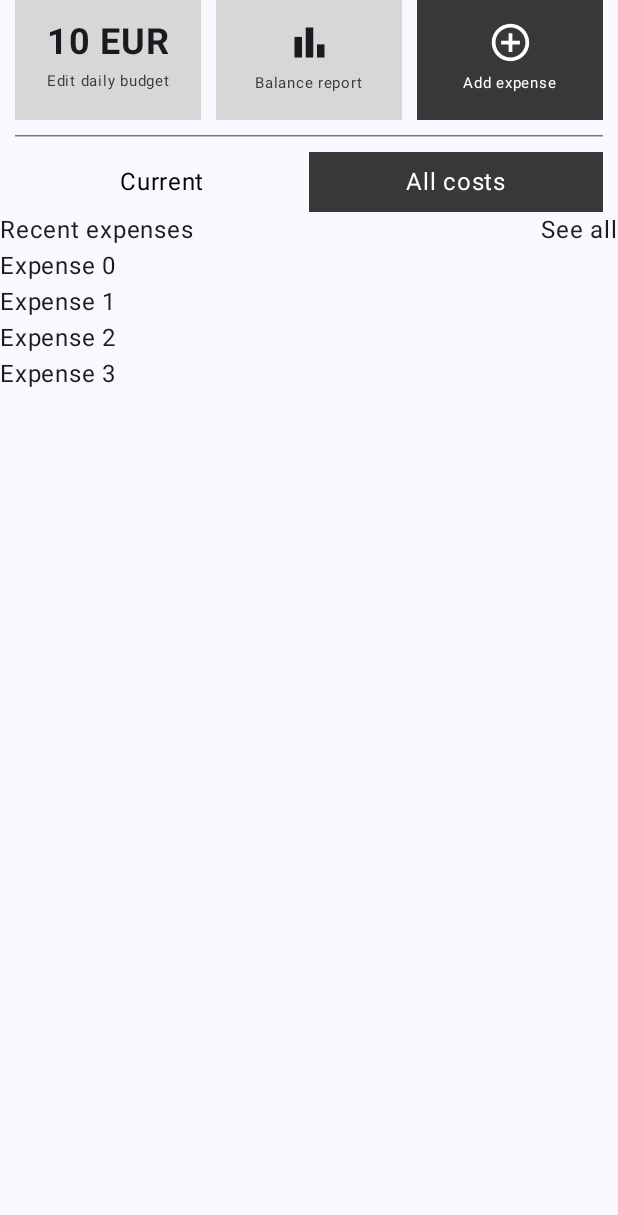
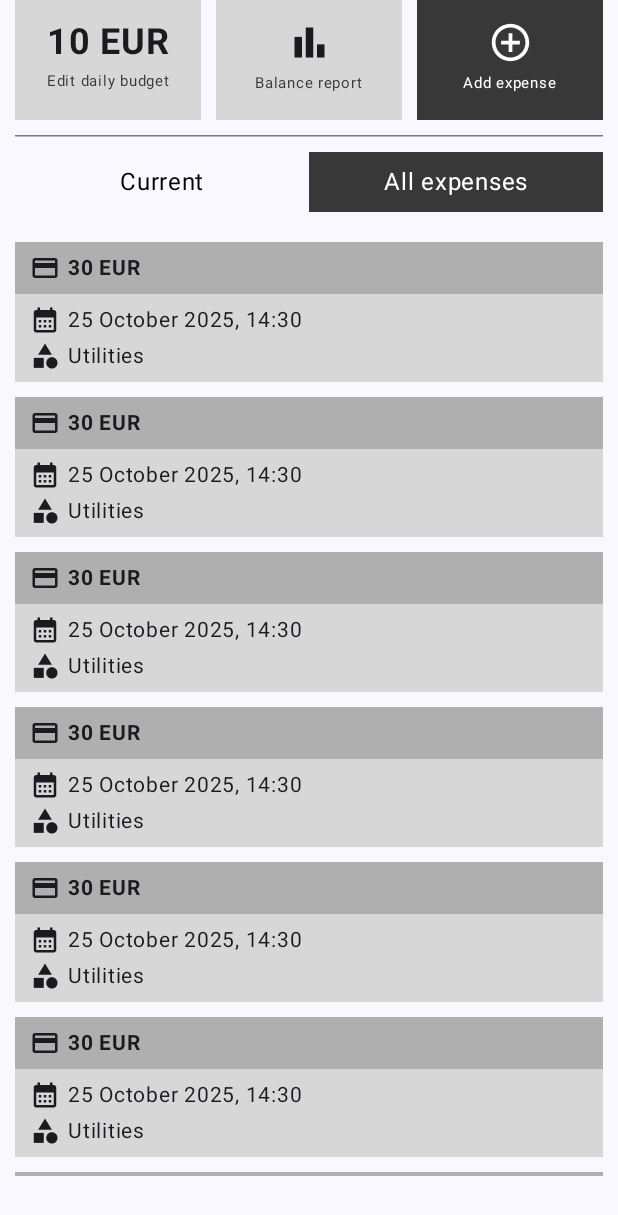
Before and after one commit to ikaem/svarc, an Android app built with Jetpack Compose: the screen it shows after launch (MainActivity), tab 2 chosen, on a phone screen of 412 x 824 dp. Shown: the top 1215 px of the screen. Run offline under Robolectric (Android 15) with nearby library versions, the phone set to English and light mode, and no system bars.

Commit message:
chore: add current and all expenses ui

```diff
--- a/app/src/main/java/com/imkaem/android/svarc/SvarcComposableApp.kt
+++ b/app/src/main/java/com/imkaem/android/svarc/SvarcComposableApp.kt
@@ -1,12 +1,9 @@
-import androidx.compose.material3.Text
 import androidx.compose.runtime.Composable
-import androidx.compose.ui.Modifier
-import androidx.navigation.NavHost
 import androidx.navigation.NavHostController
 import androidx.navigation.compose.NavHost
 import androidx.navigation.compose.composable
 import androidx.navigation.compose.rememberNavController
-import com.imkaem.android.svarc.costs.presentation.screens.HomeScreen
+import com.imkaem.android.svarc.core.presentation.screens.HomeScreen
 
 @Composable
 fun SvarcComposableApp(
--- /dev/null
+++ b/app/src/main/java/com/imkaem/android/svarc/core/presentation/screens/HomeScreen.kt
@@ -0,0 +1,103 @@
+package com.imkaem.android.svarc.core.presentation.screens
+
+import HomeScreenCostsActions
+import androidx.compose.foundation.background
+import androidx.compose.foundation.layout.Arrangement
+import androidx.compose.foundation.layout.Column
+import androidx.compose.foundation.layout.Row
+import androidx.compose.foundation.layout.fillMaxWidth
+import androidx.compose.foundation.layout.height
+import androidx.compose.foundation.layout.padding
+import androidx.compose.foundation.lazy.LazyColumn
+import androidx.compose.material3.HorizontalDivider
+import androidx.compose.material3.Scaffold
+import androidx.compose.material3.Tab
+import androidx.compose.material3.TabRow
+import androidx.compose.material3.Text
+import androidx.compose.runtime.Composable
+import androidx.compose.runtime.mutableIntStateOf
+import androidx.compose.runtime.remember
+import androidx.compose.ui.Modifier
+import androidx.compose.ui.unit.dp
+import com.imkaem.android.svarc.core.presentation.widgets.HomeScreenAllCosts
+import com.imkaem.android.svarc.core.presentation.widgets.HomeScreenCurrentCosts
+import com.imkaem.android.svarc.core.presentation.widgets.HomeScreenCurrentCostsPeriod
+import com.imkaem.android.svarc.core.presentation.widgets.HomeScreenCurrentCostsToday
+import com.imkaem.android.svarc.ui.theme.ColorBlack
+import com.imkaem.android.svarc.ui.theme.ColorGreyDark
+import com.imkaem.android.svarc.ui.theme.ColorGreyLight
+import com.imkaem.android.svarc.ui.theme.ColorWhite
+
+@Composable
+fun HomeScreen() {
+    val selectedTabIndex = remember() { mutableIntStateOf(1) }
+
+
+
+
+    Scaffold { padding ->
+        Column(
+            modifier = Modifier.padding(padding)
+        ) {
+
+            HomeScreenCostsActions(
+                modifier = Modifier.padding(horizontal = 10.dp)
+            )
+
+            HorizontalDivider(
+                modifier = Modifier.padding(10.dp)
+            )
+
+//            Spacer(Modifier.height(10.dp))
+
+            TabRow(
+                /* TODO should use view model for this */
+                selectedTabIndex = selectedTabIndex.intValue,
+                modifier = Modifier
+                    .fillMaxWidth()
+                    .padding(horizontal = 10.dp)
+                    .height(40.dp),
+                divider = {},
+                indicator = {}
+            ) {
+
+
+                listOf<String>("Current", "All expenses").forEachIndexed { index, value ->
+                    val isTabSelected = selectedTabIndex.intValue == index
+
+                    Tab(
+                        selected = isTabSelected,
+                        onClick = { selectedTabIndex.intValue = index },
+                        unselectedContentColor = ColorBlack,
+                        selectedContentColor = ColorWhite,
+                        modifier = Modifier.let {
+                            if (isTabSelected) {
+                                it.background(ColorGreyDark)
+                            } else {
+                                it
+                            }
+                        }
+
+                    ) {
+                        Text(
+                            text = value,
+                            modifier = Modifier.padding(16.dp)
+                        )
+                    }
+                }
+
+            }
+
+            when (selectedTabIndex.intValue) {
+                0 -> HomeScreenCurrentCosts()
+
+                1 -> HomeScreenAllCosts()
+            }
+
+
+        }
+
+
+    }
+
+}
--- /dev/null
+++ b/app/src/main/java/com/imkaem/android/svarc/core/presentation/widgets/HomeScreenAllCosts.kt
@@ -0,0 +1,33 @@
+package com.imkaem.android.svarc.core.presentation.widgets
+
+import androidx.compose.foundation.layout.Arrangement
+import androidx.compose.foundation.layout.Column
+import androidx.compose.foundation.layout.fillMaxWidth
+import androidx.compose.foundation.layout.padding
+import androidx.compose.foundation.lazy.LazyColumn
+import androidx.compose.runtime.Composable
+import androidx.compose.ui.Modifier
+import androidx.compose.ui.unit.dp
+import com.imkaem.android.svarc.costs.presentation.widgets.CostBrief
+
+@Composable
+fun HomeScreenAllCosts() {
+    Column(
+        modifier = Modifier
+            .padding(top = 20.dp, start = 10.dp, end = 10.dp, bottom = 40.dp)
+            .fillMaxWidth()
+    )
+    {
+        LazyColumn(
+            verticalArrangement = Arrangement.spacedBy(10.dp),
+
+        ) {
+            items(
+                count = 16,
+                key = { index -> index }
+            ) { index ->
+                CostBrief()
+            }
+        }
+    }
+}
--- a/app/src/main/java/com/imkaem/android/svarc/costs/presentation/widgets/HomeScreenCostsAction.kt
+++ b/app/src/main/java/com/imkaem/android/svarc/core/presentation/widgets/HomeScreenCostsAction.kt
@@ -1,11 +1,7 @@
-import android.widget.Space
 import androidx.compose.foundation.background
 import androidx.compose.foundation.layout.Arrangement
 import androidx.compose.foundation.layout.Column
-import androidx.compose.foundation.layout.IntrinsicSize
 import androidx.compose.foundation.layout.Row
-import androidx.compose.foundation.layout.RowScope
-import androidx.compose.foundation.layout.Spacer
 import androidx.compose.foundation.layout.fillMaxHeight
 import androidx.compose.foundation.layout.fillMaxWidth
 import androidx.compose.foundation.layout.height
@@ -14,9 +10,6 @@ import androidx.compose.foundation.layout.size
 import androidx.compose.material.icons.Icons
 import androidx.compose.material.icons.filled.AddCircleOutline
 import androidx.compose.material.icons.filled.BarChart
-import androidx.compose.material.icons.filled.Edit
-import androidx.compose.material.icons.filled.Settings
-import androidx.compose.material.icons.rounded.Menu
 import androidx.compose.material3.Icon
 import androidx.compose.material3.Text
 import androidx.compose.runtime.Composable
@@ -26,9 +19,8 @@ import androidx.compose.ui.graphics.Color
 import androidx.compose.ui.text.font.FontWeight
 import androidx.compose.ui.unit.dp
 import androidx.compose.ui.unit.sp
-import com.imkaem.android.svarc.ui.theme.ColorGrey
 import com.imkaem.android.svarc.ui.theme.ColorGreyDark
-import com.imkaem.android.svarc.ui.theme.ColorGreyLight
+import com.imkaem.android.svarc.ui.theme.ColorGreyLighter
 import com.imkaem.android.svarc.ui.theme.ColorWhite
 
 @Composable
@@ -92,7 +84,7 @@ fun HomeScreenCostsActions(
 @Composable
 private fun CostsAction(
     modifier: Modifier = Modifier,
-    color: Color = ColorGreyLight,
+    color: Color = ColorGreyLighter,
     content: @Composable () -> Unit,
 ) {
     Column(
--- a/app/src/main/java/com/imkaem/android/svarc/costs/presentation/screens/HomeScreen.kt
+++ /dev/null
@@ -1,175 +0,0 @@
-package com.imkaem.android.svarc.costs.presentation.screens
-
-import HomeScreenCostsActions
-import androidx.compose.foundation.background
-import androidx.compose.foundation.layout.Arrangement
-import androidx.compose.foundation.layout.Column
-import androidx.compose.foundation.layout.Row
-import androidx.compose.foundation.layout.Spacer
-import androidx.compose.foundation.layout.fillMaxWidth
-import androidx.compose.foundation.layout.height
-import androidx.compose.foundation.layout.padding
-import androidx.compose.foundation.lazy.LazyColumn
-import androidx.compose.material3.HorizontalDivider
-import androidx.compose.material3.Scaffold
-import androidx.compose.material3.Tab
-import androidx.compose.material3.TabRow
-import androidx.compose.material3.Text
-import androidx.compose.runtime.Composable
-import androidx.compose.runtime.mutableIntStateOf
-import androidx.compose.runtime.remember
-import androidx.compose.ui.Modifier
-import androidx.compose.ui.unit.dp
-import com.imkaem.android.svarc.costs.presentation.widgets.HomeScreenCurrentCostsToday
-import com.imkaem.android.svarc.ui.theme.ColorBlack
-import com.imkaem.android.svarc.ui.theme.ColorGreyDark
-import com.imkaem.android.svarc.ui.theme.ColorGreyLight
-import com.imkaem.android.svarc.ui.theme.ColorWhite
-
-@Composable
-fun HomeScreen() {
-    val selectedTabIndex = remember() { mutableIntStateOf(0) }
-
-
-
-
-    Scaffold { padding ->
-        Column(
-            modifier = Modifier.padding(padding)
-        ) {
-
-            HomeScreenCostsActions(
-                modifier = Modifier.padding(horizontal = 10.dp)
-            )
-
-            HorizontalDivider(
-                modifier = Modifier.padding(10.dp)
-            )
-
-//            Spacer(Modifier.height(10.dp))
-
-            TabRow(
-                /* TODO should use view model for this */
-                selectedTabIndex = selectedTabIndex.intValue,
-                modifier = Modifier
-                    .fillMaxWidth().padding(horizontal = 10.dp)
-                    .height(40.dp),
-                divider = {},
-                indicator = {}
-            ) {
-
-
-                listOf<String>("Current", "All costs").forEachIndexed { index, value ->
-                    val isTabSelected = selectedTabIndex.intValue == index
-
-                    Tab(
-                        selected = isTabSelected,
-                        onClick = { selectedTabIndex.intValue = index },
-                        unselectedContentColor = ColorBlack,
-                        selectedContentColor = ColorWhite,
-                        modifier = Modifier.let {
-                            if (isTabSelected) {
-                                it.background(ColorGreyDark)
-                            } else {
-                                it
-                            }
-                        }
-
-                    ) {
-                        Text(
-                            text = value,
-                            modifier = Modifier.padding(16.dp)
-                        )
-                    }
-                }
-
-            }
-
-            when (selectedTabIndex.intValue) {
-                0 -> Column(
-//            modifier = Modifier.padding(padding)
-                ) {
-
-                    /* today block */
-                    HomeScreenCurrentCostsToday(
-                        modifier = Modifier.padding(vertical = 20.dp, horizontal = 10.dp).fillMaxWidth()
-                    )
-                    /* this week block */
-                    Column(
-                        modifier = Modifier.fillMaxWidth()
-                    ) {
-                        Text("This week")
-                        Row {
-                            Column(
-                                modifier = Modifier.weight(1f)
-                            ) {
-                                Text("Accumulated remainder")
-                                Text("-11 EUR")
-                            }
-                            Column {
-                                Text("Spent")
-                                Text("20 EUR")
-                            }
-                            Column {
-                                Text("Remainder")
-                                Text("9 EUR")
-                            }
-                        }
-                    }
-                    /* this month block */
-                    Column(
-                        modifier = Modifier.fillMaxWidth()
-                    ) {
-                        Text("This month")
-                        Row {
-                            Column(
-                                modifier = Modifier.weight(1f)
-                            ) {
-                                Text("Accumulated remainder")
-                                Text("-11 EUR")
-                            }
-                            Column {
-                                Text("Spent")
-                                Text("20 EUR")
-                            }
-                            Column {
-                                Text("Remainder")
-                                Text("9 EUR")
-                            }
-                        }
-                    }
-
-
-                }
-
-                1 -> Column {
-                    Row(
-                        modifier = Modifier.fillMaxWidth(),
-                        horizontalArrangement = Arrangement.SpaceBetween
-                    ) {
-                        Text("Recent expenses")
-                        Text("See all")
-                    }
-                    LazyColumn {
-
-                        items(
-                            count = 4,
-                            key = { index -> index }
-                        ) { index ->
-
-                            Text("Expense $index")
-
-                        }
-
-
-                    }
-                }
-            }
-
-
-        }
-
-
-    }
-
-}
--- /dev/null
+++ b/app/src/main/java/com/imkaem/android/svarc/costs/presentation/widgets/CostBrief.kt
@@ -0,0 +1,87 @@
+package com.imkaem.android.svarc.costs.presentation.widgets
+
+import androidx.compose.foundation.background
+import androidx.compose.foundation.layout.Arrangement
+import androidx.compose.foundation.layout.Column
+import androidx.compose.foundation.layout.Row
+import androidx.compose.foundation.layout.fillMaxWidth
+import androidx.compose.foundation.layout.padding
+import androidx.compose.foundation.layout.size
+import androidx.compose.material.icons.Icons
+import androidx.compose.material.icons.filled.CalendarMonth
+import androidx.compose.material.icons.filled.Category
+import androidx.compose.material.icons.filled.CreditCard
+import androidx.compose.material3.Icon
+import androidx.compose.material3.Text
+import androidx.compose.runtime.Composable
+import androidx.compose.ui.Alignment
+import androidx.compose.ui.Modifier
+import androidx.compose.ui.graphics.vector.ImageVector
+import androidx.compose.ui.text.font.FontWeight
+import androidx.compose.ui.unit.dp
+import androidx.compose.ui.unit.sp
+import com.imkaem.android.svarc.ui.theme.ColorGreyLight
+import com.imkaem.android.svarc.ui.theme.ColorGreyLighter
+
+@Composable
+fun CostBrief(
+    modifier: Modifier = Modifier,
+) {
+
+    Column(
+        modifier = modifier
+            .background(ColorGreyLighter)
+            .fillMaxWidth()
+    ) {
+        CostBriefSegment(
+            icon = Icons.Filled.CreditCard,
+            iconDescription = "Cost icon",
+            text = "30 EUR",
+            textWeight = FontWeight.Bold,
+            modifier = Modifier
+                .background(ColorGreyLight)
+                .padding(horizontal = 10.dp, vertical = 5.dp)
+                .fillMaxWidth()
+        )
+        Column(
+            modifier.padding(horizontal = 10.dp, vertical = 5.dp)
+        ) {
+            CostBriefSegment(
+                icon = Icons.Filled.CalendarMonth,
+                iconDescription = "Date icon",
+                text = "25 October 2025, 14:30",
+            )
+            CostBriefSegment(
+                icon = Icons.Filled.Category,
+                iconDescription = "Category icon",
+                text = "Utilities",
+            )
+        }
+    }
+}
+
+@Composable
+private fun CostBriefSegment(
+    icon: ImageVector,
+    iconDescription: String,
+    text: String,
+    modifier: Modifier = Modifier,
+    textWeight: FontWeight = FontWeight.Normal,
+) {
+    Row(
+        horizontalArrangement = Arrangement.spacedBy(5.dp),
+        verticalAlignment = Alignment.CenterVertically,
+        modifier = modifier,
+    ) {
+        Icon(
+            icon,
+            contentDescription = iconDescription,
+            modifier = Modifier.size(20.dp)
+        )
+        Text(
+            text,
+            fontSize = 14.sp,
+            fontWeight = textWeight
+        )
+    }
+}
--- a/app/src/main/java/com/imkaem/android/svarc/ui/theme/Color.kt
+++ b/app/src/main/java/com/imkaem/android/svarc/ui/theme/Color.kt
@@ -3,11 +3,14 @@ package com.imkaem.android.svarc.ui.theme
 import androidx.compose.ui.graphics.Color
 
 /* TODO this should be integrated into theme eventually */
-val ColorGreyLight = Color(0xFFD7D7D7)
+val ColorGreyLighter = Color(0xFFD7D7D7)
+val ColorGreyLight = Color(0xFFAFAFAF)
 val ColorGrey = Color(0xFF797979)
 val ColorGreyDark = Color(0xFF383838)
 
-val ColorGreen = Color(0xFF11B840)
+val ColorGreen = Color(0xFF119F3B)
+
+val ColorRed = Color(0xFFC72222)
 
 
 val ColorWhite = Color(0xFFFFFFFF)
```
Also changed, not shown: app/src/main/java/com/imkaem/android/svarc/core/presentation/widgets/HomeScreenCurrentCosts.kt (added, +30 -0 lines), app/src/main/java/com/imkaem/android/svarc/core/presentation/widgets/HomeScreenCurrentCostsPeriod.kt (added, +80 -0 lines), app/src/main/java/com/imkaem/android/svarc/core/presentation/widgets/HomeScreenCurrentCostsToday.kt (renamed from app/src/main/java/com/imkaem/android/svarc/costs/presentation/widgets/HomeScreenCurrentCostsToday.kt, +22 -11 lines).
